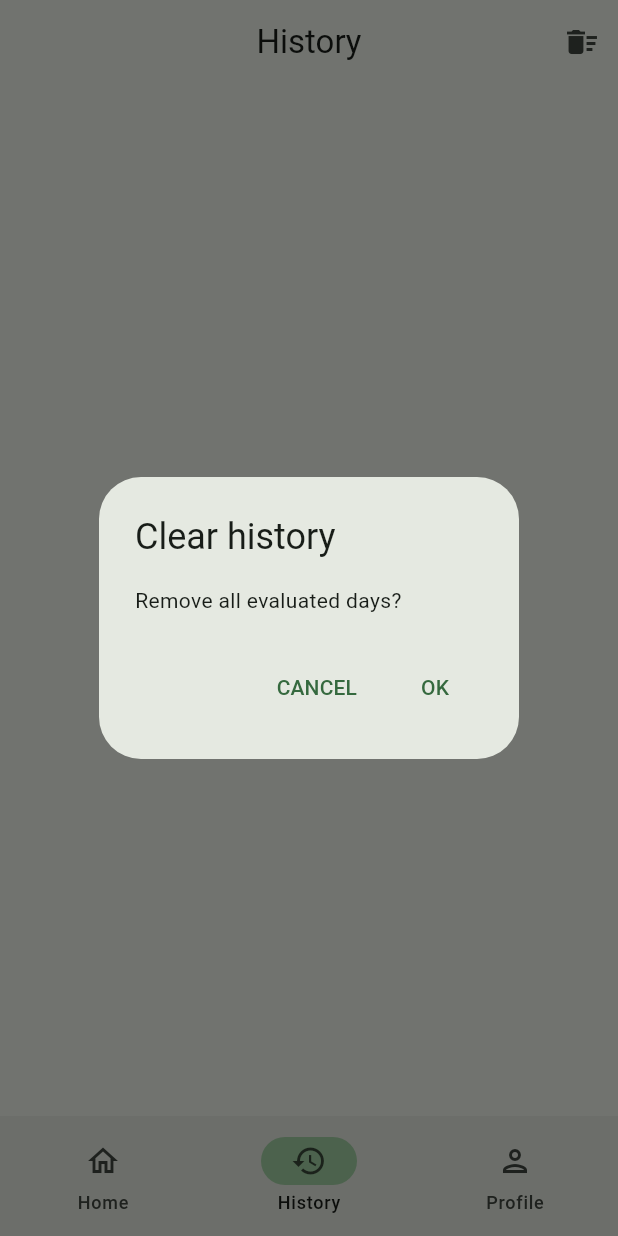
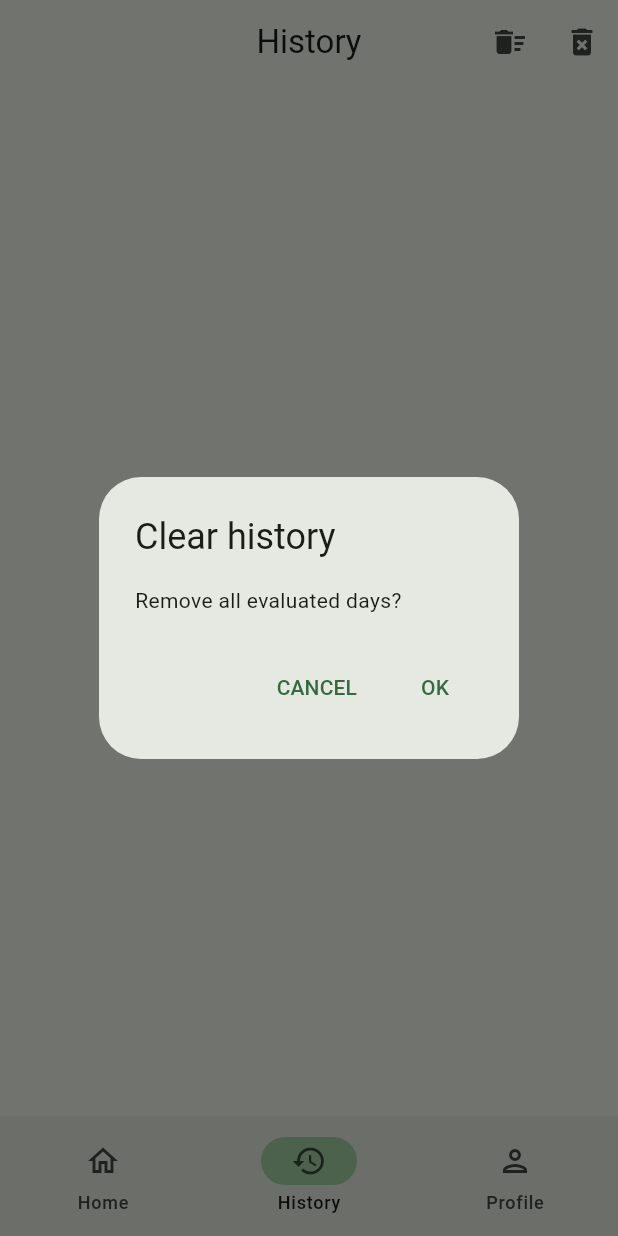
Before and after one commit to kimpoliini/better_days_flutter, a Flutter app: the MainPage screen opened directly, item 2 of the bottom bar chosen, after a tap on the "delete sweep" icon, on a phone screen of 412 x 824 dp. Run offline on Flutter 3.47's test engine with Material 3 defaults, Android fonts, the phone set to English and light mode, and no system bars; our stand-ins replace after_layout, isar, shared_preferences, syncfusion_flutter_charts; accounts and stored records are empty; generated files the repository leaves out were written again.

Commit message:
Fixed intro screen not showing up, refactored code, added button to clear SharedPrefs, added last name to intro screen

```diff
--- a/lib/screens/Home.dart
+++ b/lib/screens/Home.dart
@@ -11,6 +11,8 @@
 import 'package:provider/provider.dart';
 import 'package:syncfusion_flutter_charts/charts.dart';
 
+bool hasLoaded = false;
+
 class FutureHome extends StatefulWidget {
   const FutureHome({super.key});
 
@@ -23,8 +25,6 @@
   bool hasEvaluatedToday = false;
 
   Future<bool> _checkData(BuildContext context) async {
-    // SharedPreferences prefs = await SharedPreferences.getInstance();
-    // name = prefs.getString("firstName") ?? "null";
     name = context.watch<AppState>().user.firstName ?? "null";
 
     hasEvaluatedToday = await getMostRecentHistoryItem().then((day) {
@@ -36,6 +36,7 @@
       }
     });
 
+    // hasLoaded = true;
     return true;
   }
 
@@ -44,22 +45,20 @@
     return FutureBuilder(
         future: _checkData(context),
         builder: (BuildContext context, AsyncSnapshot<bool> snapshot) {
-          if (snapshot.hasData) {
+          if (snapshot.hasData || hasLoaded) {
             return Padding(
                 padding: const EdgeInsets.symmetric(horizontal: 8.0),
                 child: layout(context));
           } else if (snapshot.hasError) {
             log(snapshot.error.toString());
-            return Text(":(");
+            return const Text(":(");
           } else {
-            return CircularProgressIndicator();
+            return const Center(child: null);
           }
         });
   }
 
   ListView layout(BuildContext context) {
-    // var state = context.watch<AppState>();
-
     return ListView(
       children: [
         Padding(
@@ -89,12 +88,14 @@
                         : "Evaluate your day",
                     icon: hasEvaluatedToday ? null : Icons.keyboard_arrow_right,
                     onTap: () {
+                      if (!hasEvaluatedToday) {
                         Navigator.push(
                             context,
                             MaterialPageRoute(
                                 builder: (context) => const EvaluateDay(
                                       mode: DayMode.today,
                                     )));
+                      }
                     },
                   ),
                 ),
--- a/lib/states/app_state.dart
+++ b/lib/states/app_state.dart
@@ -97,9 +97,15 @@
 Future<HistoryItem?> getMostRecentHistoryItem() async {
   var db = await openHistoryDatabase();
 
-  var item = await db.historyItems.where().sortByDateDesc().findFirst();
-
-  return item;
+  var count = await db.historyItems.count();
+  if (count > 0) {
+    log("$count history entries");
+    var item = await db.historyItems.where().sortByDateDesc().findFirst();
+    return item;
+  } else {
+    log("history entries is empy");
+    return null;
+  }
 }
 
 Future<List<HistoryItem>> getHistoryItems() async {
@@ -128,3 +134,9 @@
       ? Isar.getInstance()!
       : await Isar.open([HistoryItemSchema], directory: dir.path);
 }
+
+Future<void> deleteSharedPreferences() async {
+  SharedPreferences prefs = await SharedPreferences.getInstance();
+  await prefs.clear();
+  log("Cleared SharedPreferences");
+}
```
Also changed, not shown: lib/main.dart (+52 -9 lines), lib/screens/evaluate_day/evaluate_day.dart (+3 -5 lines), lib/screens/intro.dart (+41 -12 lines). Lines whose indentation alone changed are shown as unchanged.
